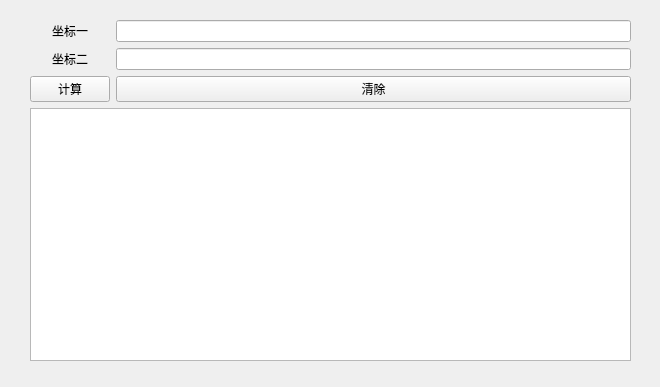
This is UI/StrongHoldFinder.ui in mmcNYT/MCHelper as Qt 5 draws it before an edit. The edited form follows.
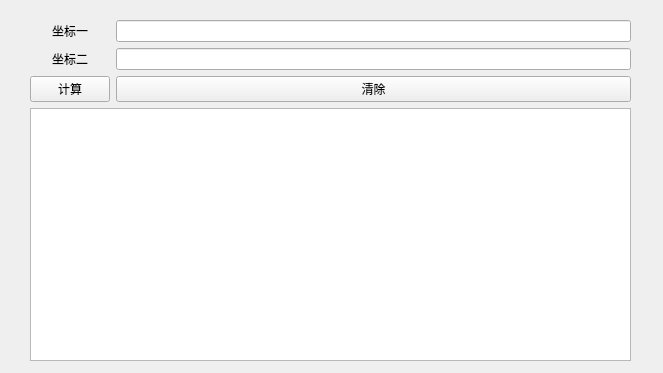
This is the edited form.

```diff
--- a/UI/StrongHoldFinder.ui
+++ b/UI/StrongHoldFinder.ui
@@ -6,14 +6,14 @@
    <rect>
     <x>0</x>
     <y>0</y>
-    <width>660</width>
-    <height>387</height>
+    <width>663</width>
+    <height>373</height>
    </rect>
   </property>
   <property name="windowTitle">
    <string>Form</string>
   </property>
-  <widget class="QWidget" name="">
+  <widget class="QWidget" name="layoutWidget">
    <property name="geometry">
     <rect>
      <x>30</x>
```
